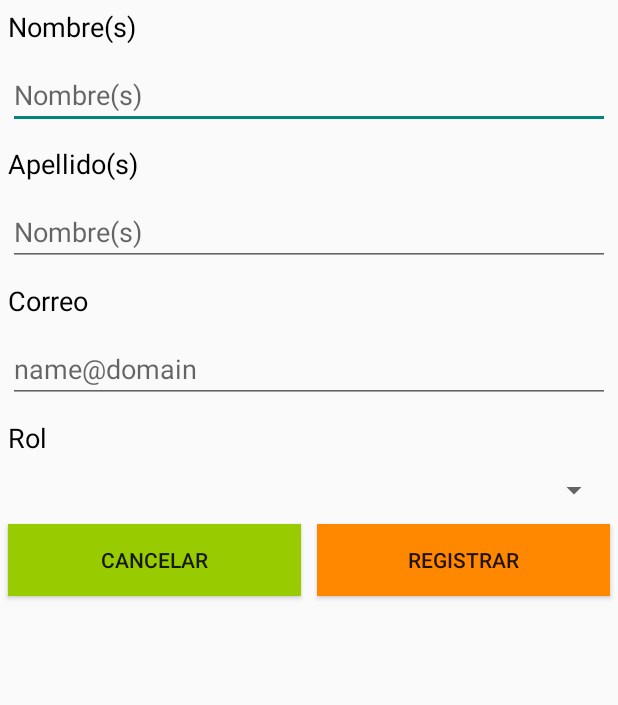
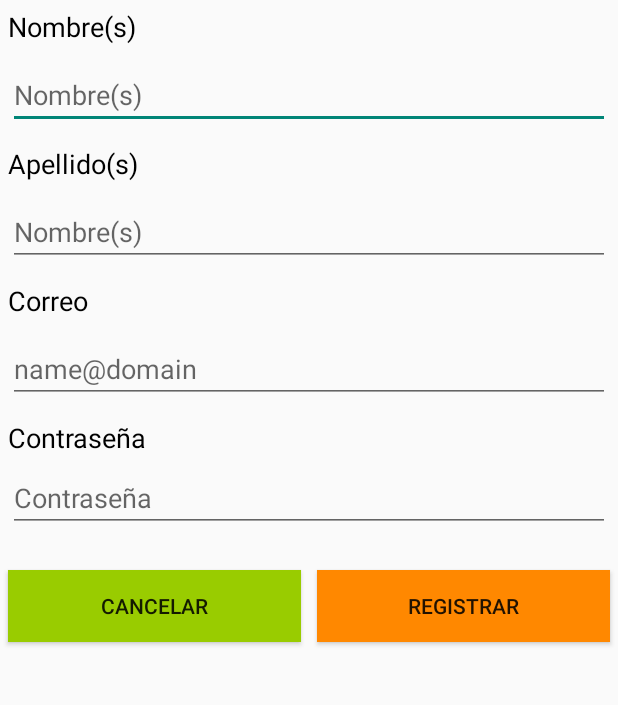
Before and after one commit to rafapaniagua/EquipoMoviles, an Android app: the layout activity_registro_usuarios.xml on its own in the app's theme, with its tools: preview values and no code run, on a phone screen of 412 x 824 dp, the part 85-790 px from its top. Run offline under Robolectric (Android 15) with nearby library versions, the phone set to English and light mode, and no system bars.

Commit message:
Commit se agrega vista y funcionalidad de registro de nuevo usuario

```diff
--- a/Capacitaciones/app/src/main/AndroidManifest.xml
+++ b/Capacitaciones/app/src/main/AndroidManifest.xml
@@ -11,6 +11,7 @@
         android:theme="@style/Theme.AppCompat.Light.NoActionBar">
         <activity android:name=".ListClase"></activity>
         <activity android:name=".AddClase" />
+        <activity android:name=".AddRegistroUsuarios" />
         <activity android:name=".ListGrupo" />
         <activity android:name=".AddGrupo" />
         <activity android:name=".ListCurso" />
--- a/Capacitaciones/app/src/main/res/layout/activity_main.xml
+++ b/Capacitaciones/app/src/main/res/layout/activity_main.xml
@@ -62,6 +62,7 @@
             android:layout_margin="5dp"
             android:layout_weight="1"
             android:background="@android:color/holo_orange_dark"
+            android:onClick="registrar"
             android:text="@string/login_btn_Registrar" />
 
         <Button
--- a/Capacitaciones/app/src/main/res/layout/activity_registro_usuarios.xml
+++ b/Capacitaciones/app/src/main/res/layout/activity_registro_usuarios.xml
@@ -4,7 +4,8 @@
     xmlns:tools="http://schemas.android.com/tools"
     android:layout_width="match_parent"
     android:layout_height="match_parent"
-    android:orientation="vertical">
+    android:orientation="vertical"
+    tools:context=".AddRegistroUsuarios">
     <TableRow
         android:id="@+id/tr_barra"
         android:layout_width="match_parent"
@@ -53,7 +54,6 @@
             android:layout_margin="5dp"
             android:ems="10"
             android:hint="@string/registro_nombre"
-            android:inputType="number"
             android:textColor="#000000"
             android:textSize="18sp" />
 
@@ -87,34 +87,35 @@
             android:textSize="18sp" />
 
         <EditText
-            android:id="@+id/et_fecha_inicio"
+            android:id="@+id/et_correo"
             android:layout_width="match_parent"
             android:layout_height="wrap_content"
             android:layout_margin="5dp"
             android:ems="10"
             android:hint="@string/registro_correo"
-            android:inputType="date"
             android:textColor="#000000"
             android:textSize="18sp" />
 
         <TextView
-            android:id="@+id/tv_registro_rol"
+            android:id="@+id/tv_contrasena"
             android:layout_width="match_parent"
             android:layout_height="wrap_content"
             android:layout_margin="5dp"
-            android:text="@string/registro_rol"
+            android:text="@string/login_contrasena"
             android:textColor="#000000"
             android:textSize="18sp" />
 
-        <Spinner
-            android:id="@+id/et_select_puesto"
+        <EditText
+            android:id="@+id/et_contrasena"
             android:layout_width="match_parent"
             android:layout_height="wrap_content"
-            android:layout_margin="5dp"
+            android:layout_marginLeft="5dp"
+            android:layout_marginRight="5dp"
+            android:layout_marginBottom="20dp"
             android:ems="10"
-            android:hint="@string/grupo_curso"
-            android:textColor="#000000"
-            android:textSize="18sp"></Spinner>
+            android:hint="@string/login_contrasena"
+            android:inputType="textPassword"
+            android:text="@string/vacio" />
 
         <TableRow
             android:id="@+id/tr_botones"
@@ -128,6 +129,7 @@
                 android:layout_margin="5dp"
                 android:layout_weight="1"
                 android:background="@android:color/holo_green_light"
+                android:onClick="cancelar"
                 android:text="@string/grupo_btn_cancelar" />
 
             <Button
--- a/Capacitaciones/app/src/main/res/values/strings.xml
+++ b/Capacitaciones/app/src/main/res/values/strings.xml
@@ -10,7 +10,6 @@
 
     <string name="registro_nombre">Nombre(s)</string>
     <string name="registro_apellido">Apellido(s)</string>
-    <string name="registro_rol">Rol</string>
     <string name="registro_correo1">Correo</string>
     <string name="registro_correo">name@domain</string>
     <string name="registro_titulo">Registro</string>
```
Also changed, not shown: Capacitaciones/app/src/main/java/com/example/capacitaciones/AddRegistroUsuarios.java (added, +79 -0 lines), Capacitaciones/app/src/main/java/com/example/capacitaciones/MainActivity.java (+10 -1 lines), Capacitaciones/app/src/main/java/com/example/capacitaciones/addRegistroUsuarios.java (deleted, +0 -18 lines).
